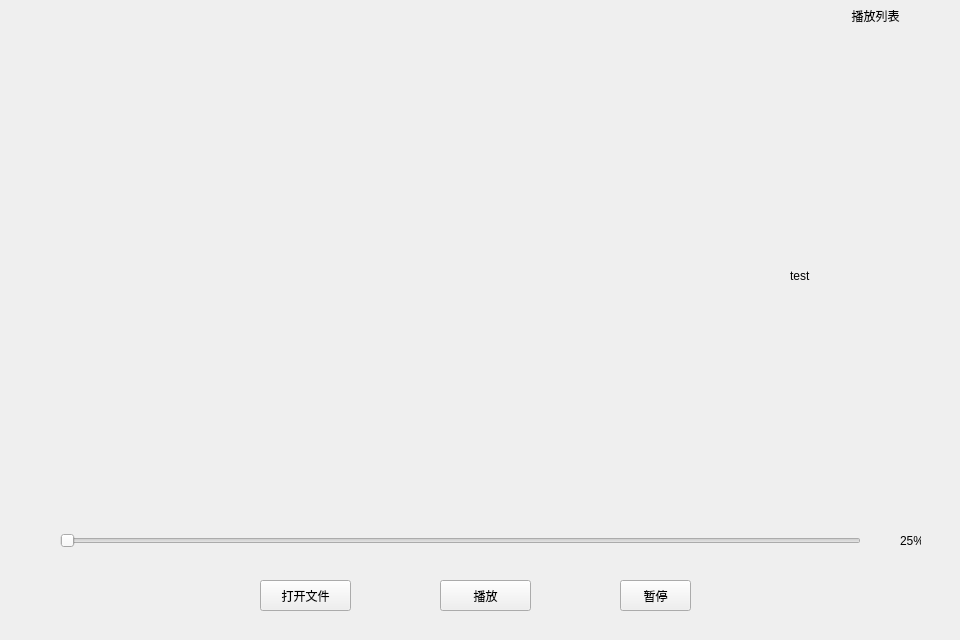
Old version of the form GUI.ui in the repository Jary-lrj/HCI2022-final.
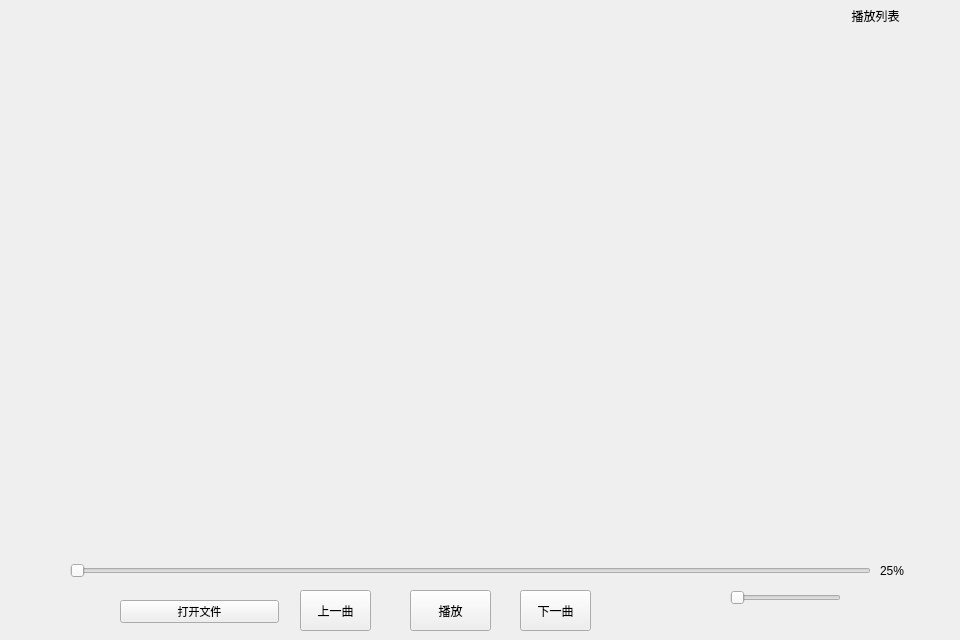
New version of the form.

Diff of the .ui file:
```diff
--- a/GUI.ui
+++ b/GUI.ui
@@ -17,34 +17,24 @@
    <property name="geometry">
     <rect>
      <x>0</x>
-     <y>0</y>
+     <y>30</y>
      <width>791</width>
      <height>521</height>
     </rect>
    </property>
   </widget>
-  <widget class="QPushButton" name="file_button">
-   <property name="geometry">
-    <rect>
-     <x>260</x>
-     <y>580</y>
-     <width>91</width>
-     <height>31</height>
-    </rect>
-   </property>
-   <property name="text">
-    <string>打开文件</string>
-   </property>
-  </widget>
   <widget class="QPushButton" name="play_button">
    <property name="geometry">
     <rect>
-     <x>440</x>
-     <y>580</y>
-     <width>91</width>
-     <height>31</height>
+     <x>410</x>
+     <y>590</y>
+     <width>81</width>
+     <height>41</height>
     </rect>
    </property>
+   <property name="styleSheet">
+    <string notr="true">font: 8pt &quot;等线&quot;;</string>
+   </property>
    <property name="text">
     <string>播放</string>
    </property>
@@ -52,8 +42,8 @@
   <widget class="QSlider" name="video_process_slider">
    <property name="geometry">
     <rect>
-     <x>60</x>
-     <y>530</y>
+     <x>70</x>
+     <y>560</y>
      <width>801</width>
      <height>22</height>
     </rect>
@@ -65,34 +55,24 @@
   <widget class="QLabel" name="video_process">
    <property name="geometry">
     <rect>
-     <x>900</x>
-     <y>530</y>
-     <width>21</width>
+     <x>880</x>
+     <y>560</y>
+     <width>41</width>
      <height>21</height>
     </rect>
    </property>
+   <property name="styleSheet">
+    <string notr="true">font: 10pt &quot;Times New Roman&quot;;</string>
+   </property>
    <property name="text">
     <string>25%</string>
    </property>
   </widget>
-  <widget class="QPushButton" name="play_button_2">
-   <property name="geometry">
-    <rect>
-     <x>620</x>
-     <y>580</y>
-     <width>71</width>
-     <height>31</height>
-    </rect>
-   </property>
-   <property name="text">
-    <string>暂停</string>
-   </property>
-  </widget>
   <widget class="QLabel" name="video_list">
    <property name="geometry">
     <rect>
-     <x>790</x>
-     <y>30</y>
+     <x>1280</x>
+     <y>960</y>
      <width>171</width>
      <height>491</height>
     </rect>
@@ -117,6 +97,70 @@
     <set>Qt::AlignCenter</set>
    </property>
   </widget>
+  <widget class="QPushButton" name="last_button">
+   <property name="geometry">
+    <rect>
+     <x>300</x>
+     <y>590</y>
+     <width>71</width>
+     <height>41</height>
+    </rect>
+   </property>
+   <property name="text">
+    <string>上一曲</string>
+   </property>
+  </widget>
+  <widget class="QPushButton" name="next_item">
+   <property name="geometry">
+    <rect>
+     <x>520</x>
+     <y>590</y>
+     <width>71</width>
+     <height>41</height>
+    </rect>
+   </property>
+   <property name="text">
+    <string>下一曲</string>
+   </property>
+  </widget>
+  <widget class="QSlider" name="player_volume">
+   <property name="geometry">
+    <rect>
+     <x>730</x>
+     <y>590</y>
+     <width>111</width>
+     <height>16</height>
+    </rect>
+   </property>
+   <property name="orientation">
+    <enum>Qt::Horizontal</enum>
+   </property>
+  </widget>
+  <widget class="QPushButton" name="file_button">
+   <property name="geometry">
+    <rect>
+     <x>120</x>
+     <y>600</y>
+     <width>159</width>
+     <height>23</height>
+    </rect>
+   </property>
+   <property name="font">
+    <font>
+     <family>等线</family>
+     <pointsize>8</pointsize>
+     <weight>50</weight>
+     <italic>false</italic>
+     <bold>false</bold>
+    </font>
+   </property>
+   <property name="styleSheet">
+    <string notr="true">font: 8pt &quot;等线&quot;;</string>
+   </property>
+   <property name="text">
+    <string>打开文件</string>
+   </property>
+  </widget>
  </widget>
  <resources/>
  <connections/>
```
Left out of the diff: 3 changed lines with no effect on the pictures.
